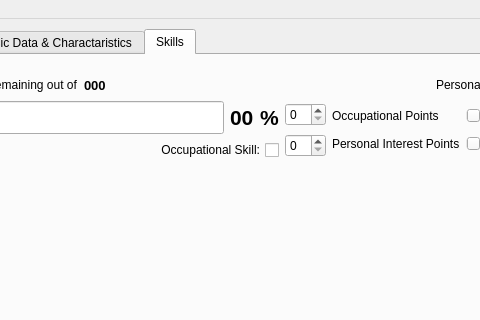
Qt form mainwindow.ui (rbiddle/CRASS) before a commit; both pictures show x 186 to 666 and y 0 to 320 of the 930 by 682 pixel window.
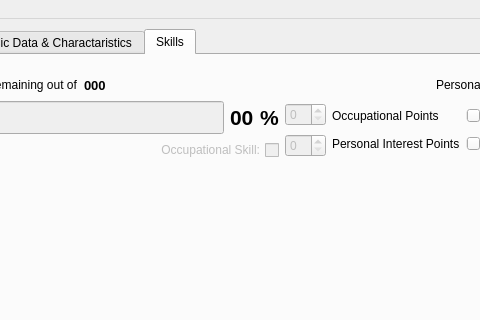
The same form after that commit.

Commit message:
Bug fix on spinners/sliders
Fixed bug if you change a spinner/slider before a skill is selected
(curses bad user bahaviour!!)

What changed in the file:
```diff
--- a/mainwindow.ui
+++ b/mainwindow.ui
@@ -1192,6 +1192,9 @@
             <layout class="QHBoxLayout" name="horizontalLayout_6">
              <item>
               <widget class="QLineEdit" name="cocCurrentSkillLineEdit">
+               <property name="enabled">
+                <bool>false</bool>
+               </property>
                <property name="font">
                 <font>
                  <pointsize>16</pointsize>
@@ -1287,6 +1290,9 @@
              </item>
              <item>
               <widget class="QCheckBox" name="cocCurrentSkillOcpnCheckBox">
+               <property name="enabled">
+                <bool>false</bool>
+               </property>
                <property name="layoutDirection">
                 <enum>Qt::RightToLeft</enum>
                </property>
@@ -1305,6 +1311,9 @@
             <layout class="QVBoxLayout" name="verticalLayout_3">
              <item>
               <widget class="QSpinBox" name="cocCurrentSkillOcpnPtsSpinner">
+               <property name="enabled">
+                <bool>false</bool>
+               </property>
                <property name="accelerated">
                 <bool>true</bool>
                </property>
@@ -1312,6 +1321,9 @@
              </item>
              <item>
               <widget class="QSpinBox" name="cocCurrentSkillPrsnPtsSpinner">
+               <property name="enabled">
+                <bool>false</bool>
+               </property>
                <property name="accelerated">
                 <bool>true</bool>
                </property>
@@ -1353,6 +1365,9 @@
             <layout class="QVBoxLayout" name="verticalLayout_5">
              <item>
               <widget class="QSlider" name="cocCurrentSkillOcpnPtsSlider">
+               <property name="enabled">
+                <bool>false</bool>
+               </property>
                <property name="orientation">
                 <enum>Qt::Horizontal</enum>
                </property>
@@ -1360,6 +1375,9 @@
              </item>
              <item>
               <widget class="QSlider" name="cocCurrentSkillPrsnPtsSlider">
+               <property name="enabled">
+                <bool>false</bool>
+               </property>
                <property name="orientation">
                 <enum>Qt::Horizontal</enum>
                </property>
```
The commit also changes 1 other file.
